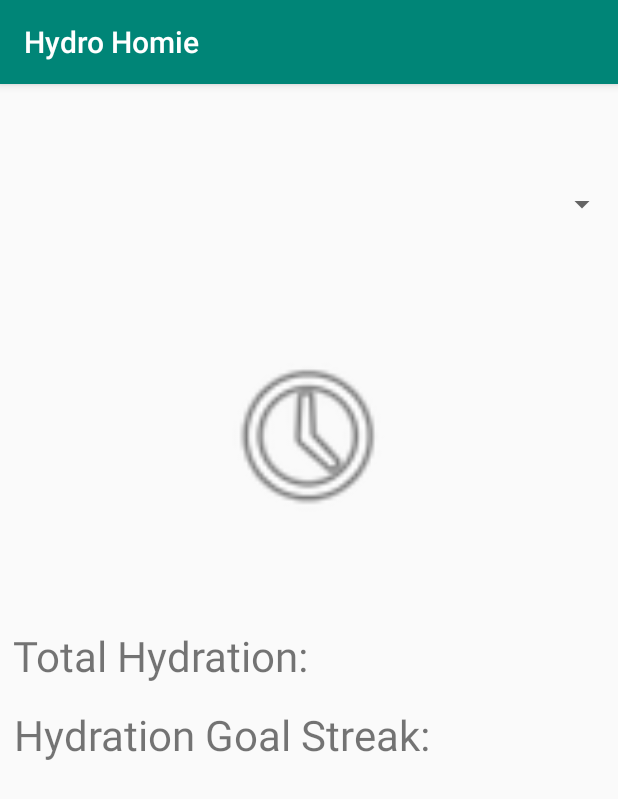
After one commit to ho-anthony/Hydro-Hero, an Android app: the History screen opened directly, with no data from a screen before it, on a phone screen of 412 x 824 dp. The commit adds this screen. Shown: the top 799 px of the screen. Run offline under Robolectric (Android 15) with nearby library versions, the phone set to English and light mode, and no system bars.

Commit message:
basic UI for history page

```diff
--- a/app/src/main/AndroidManifest.xml
+++ b/app/src/main/AndroidManifest.xml
@@ -9,6 +9,7 @@
         android:roundIcon="@mipmap/ic_launcher_round"
         android:supportsRtl="true"
         android:theme="@style/AppTheme">
+        <activity android:name=".activities.History"></activity>
         <activity android:name=".activities.MainActivity">
             <intent-filter>
                 <action android:name="android.intent.action.MAIN" />
--- /dev/null
+++ b/app/src/main/java/com/example/hydrohomie/activities/History.java
@@ -0,0 +1,16 @@
+package com.example.hydrohomie.activities;
+
+import androidx.appcompat.app.AppCompatActivity;
+
+import android.os.Bundle;
+
+import com.example.hydrohomie.R;
+
+public class History extends AppCompatActivity {
+
+    @Override
+    protected void onCreate(Bundle savedInstanceState) {
+        super.onCreate(savedInstanceState);
+        setContentView(R.layout.activity_history);
+    }
+}
--- /dev/null
+++ b/app/src/main/res/layout/activity_history.xml
@@ -0,0 +1,55 @@
+<?xml version="1.0" encoding="utf-8"?>
+<androidx.constraintlayout.widget.ConstraintLayout xmlns:android="http://schemas.android.com/apk/res/android"
+    xmlns:app="http://schemas.android.com/apk/res-auto"
+    xmlns:tools="http://schemas.android.com/tools"
+    android:layout_width="match_parent"
+    android:layout_height="match_parent"
+    tools:context=".activities.History">
+
+    <Spinner
+        android:id="@+id/spinner"
+        android:layout_width="match_parent"
+        android:layout_height="52dp"
+        android:layout_marginTop="50dp"
+        app:layout_constraintBottom_toBottomOf="parent"
+        app:layout_constraintEnd_toEndOf="parent"
+        app:layout_constraintHorizontal_bias="0.0"
+        app:layout_constraintStart_toStartOf="parent"
+        app:layout_constraintTop_toTopOf="parent"
+        app:layout_constraintVertical_bias="0.006" />
+
+    <ImageView
+        android:id="@+id/imageView"
+        android:layout_width="141dp"
+        android:layout_height="121dp"
+        app:layout_constraintBottom_toBottomOf="parent"
+        app:layout_constraintEnd_toEndOf="parent"
+        app:layout_constraintStart_toStartOf="parent"
+        app:layout_constraintTop_toTopOf="parent"
+        app:layout_constraintVertical_bias="0.268"
+        app:srcCompat="@android:drawable/ic_menu_recent_history"
+        android:contentDescription="@string/graph" />
+
+    <TextView
+        android:id="@+id/textView"
+        android:layout_width="395dp"
+        android:layout_height="44dp"
+        android:text="@string/totalHydration"
+        android:textSize="28sp"
+        app:layout_constraintBottom_toBottomOf="parent"
+        app:layout_constraintEnd_toEndOf="parent"
+        app:layout_constraintStart_toStartOf="parent"
+        app:layout_constraintTop_toTopOf="parent" />
+
+    <TextView
+        android:id="@+id/textView2"
+        android:layout_width="394dp"
+        android:layout_height="47dp"
+        android:text="@string/goalStreak"
+        android:textSize="28sp"
+        app:layout_constraintBottom_toBottomOf="parent"
+        app:layout_constraintEnd_toEndOf="parent"
+        app:layout_constraintStart_toStartOf="parent"
+        app:layout_constraintTop_toTopOf="parent"
+        app:layout_constraintVertical_bias="0.575" />
+</androidx.constraintlayout.widget.ConstraintLayout>
--- a/app/src/main/res/values/strings.xml
+++ b/app/src/main/res/values/strings.xml
@@ -1,3 +1,6 @@
 <resources>
     <string name="app_name">Hydro Homie</string>
+    <string name="totalHydration">Total Hydration:</string>
+    <string name="goalStreak">Hydration Goal Streak:</string>
+    <string name="graph">TODO</string>
 </resources>
--- a/build.gradle
+++ b/build.gradle
@@ -7,7 +7,7 @@ buildscript {
 
     }
     dependencies {
-        classpath 'com.android.tools.build:gradle:3.5.0'
+        classpath 'com.android.tools.build:gradle:3.5.1'
 
         // NOTE: Do not place your application dependencies here; they belong
         // in the individual module build.gradle files
```
